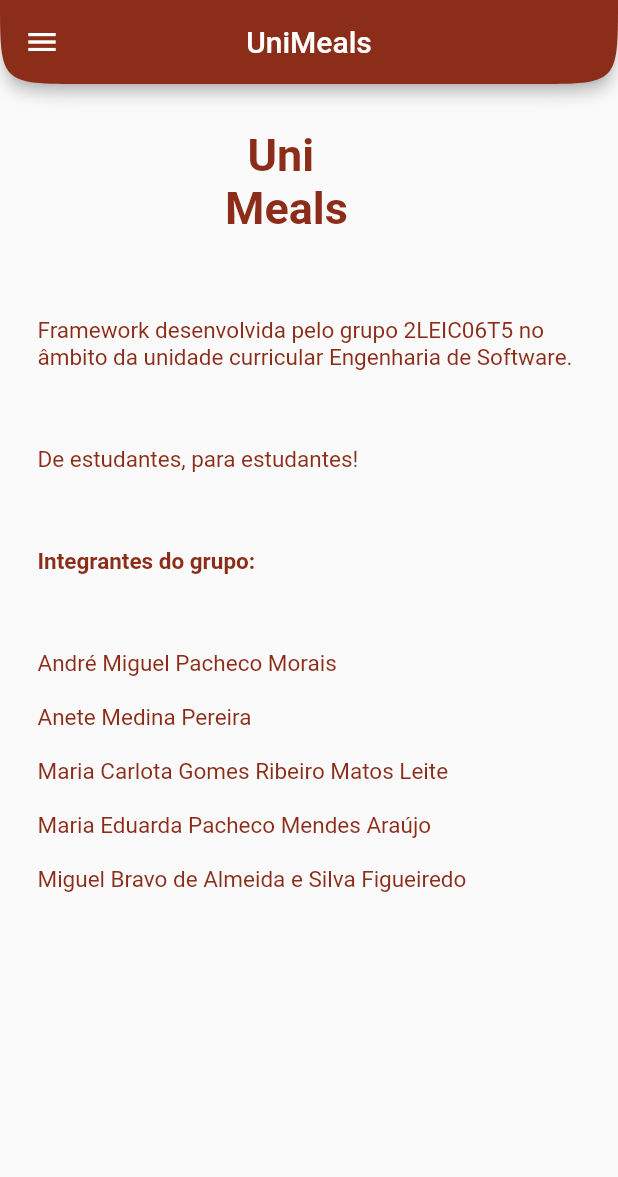
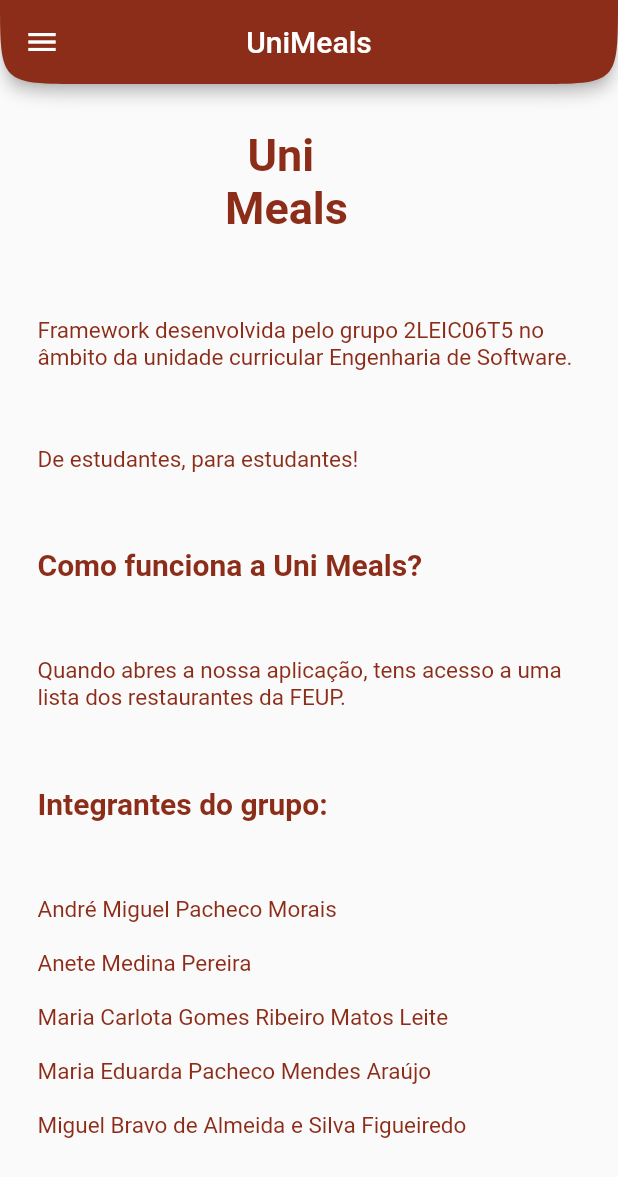
Before and after one commit to LEIC-ES-2021-22/2LEIC06T5, a Flutter app: the AboutPage screen opened directly, on a phone screen of 412 x 824 dp. Shown: the top 1177 px of the screen. Run offline on Flutter 3.47's test engine with Material 2 defaults, Android fonts, the phone set to English and light mode, and no system bars; our stand-ins replace google_maps_flutter.

Commit message:
Started working on the instructions for the app and added scroll in the aboutPage

```diff
--- a/unimeals/lib/view/pages/aboutPage.dart
+++ b/unimeals/lib/view/pages/aboutPage.dart
@@ -23,7 +23,7 @@ class AboutPage extends StatelessWidget {
               '  Uni\nMeals',
               style: TextStyle(
                 fontSize: 30.0,
-                color: Color(0xFF8C2D19),
+                color: mainRed,
                 fontWeight: FontWeight.bold,
               ),
             ),
@@ -34,7 +34,7 @@ class AboutPage extends StatelessWidget {
               'Framework desenvolvida pelo grupo 2LEIC06T5 no âmbito da unidade curricular Engenharia de Software.',
               style: TextStyle(
                 fontSize: 15.0,
-                color: Color(0xFF8C2D19),
+                color: mainRed,
               ),
             ),
             padding: EdgeInsets.all(25.0),
@@ -44,8 +44,29 @@ class AboutPage extends StatelessWidget {
               'De estudantes, para estudantes!',
               style: TextStyle(
                 fontSize: 15.0,
-                color: Color(0xFF8C2D19),
+                color: mainRed,
               ),
+            ),
+            padding: EdgeInsets.all(25.0),
+          ),
+          Container(
+            child: Text(
+                'Como funciona a Uni Meals?' ,
+                style: TextStyle(
+                  fontSize: 20.0,
+                  color: mainRed,
+                  fontWeight: FontWeight.bold,
+                )
+            ),
+            padding: EdgeInsets.all(25.0),
+          ),
+          Container(
+              child: Text(
+                'Quando abres a nossa aplicação, tens acesso a uma lista dos restaurantes da FEUP. ',
+                style: TextStyle(
+                  fontSize: 15.0,
+                  color: mainRed,
+                )
             ),
             padding: EdgeInsets.all(25.0),
           ),
@@ -53,8 +74,8 @@ class AboutPage extends StatelessWidget {
             child: Text(
               'Integrantes do grupo:',
               style: TextStyle(
-                fontSize: 15.0,
-                color: Color(0xFF8C2D19),
+                fontSize: 20.0,
+                color: mainRed,
                 fontWeight: FontWeight.bold,
               ),
             ),
```
